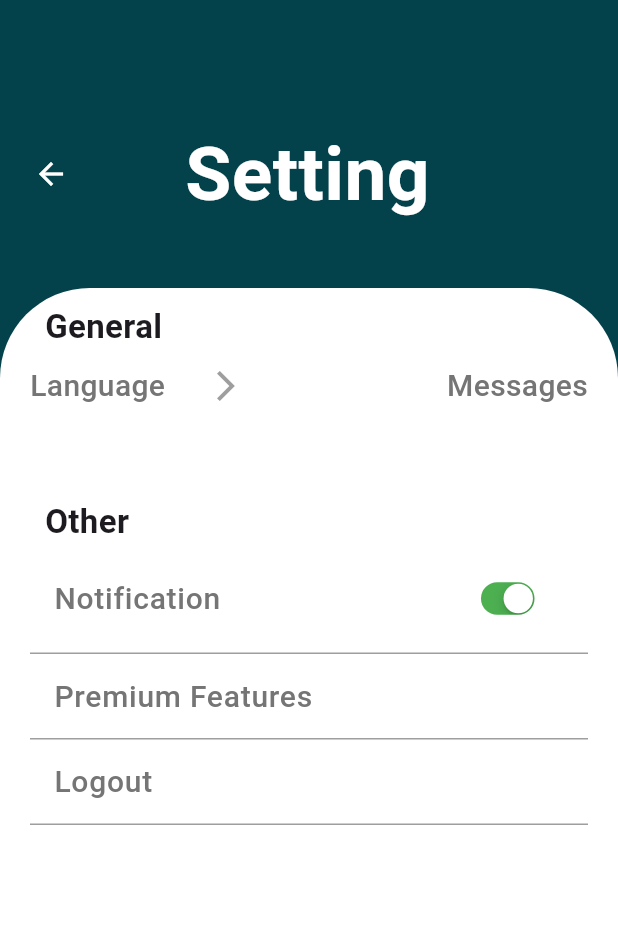
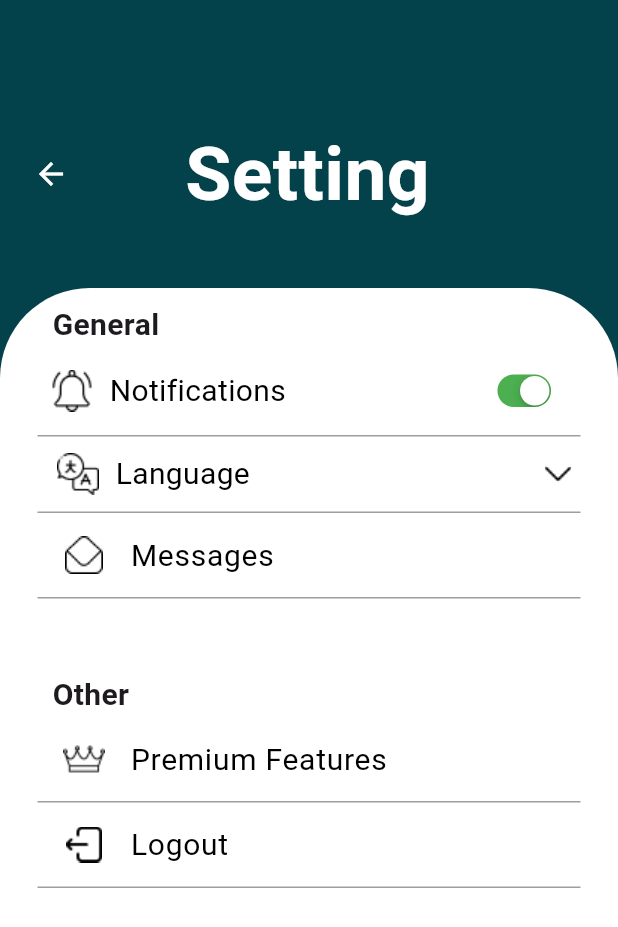
Before and after one commit to ranbears/TAAAAA, a Flutter app: the SettingPage screen opened directly, on a phone screen of 412 x 824 dp. Shown: the top 927 px of the screen. Run offline on Flutter 3.47's test engine with Material 3 defaults, Android fonts, the phone set to English and light mode, and no system bars.

Commit message:
fist commit

```diff
--- a/lib/Setting.dart
+++ b/lib/Setting.dart
@@ -10,17 +10,10 @@ class SettingPage extends StatefulWidget {
 
 class _SettingPageState extends State<SettingPage> {
   bool valNotify1 = true;
-  bool valNotify2 = false;
 
-  onChangeFunction1(bool newValue1) {
+  void onChangeFunction1(bool newValue) {
     setState(() {
-      valNotify1 = newValue1;
-    });
-  }
-
-  onChangeFunction2(bool newValue2) {
-    setState(() {
-      valNotify2 = newValue2;
+      valNotify1 = newValue;
     });
   }
 
@@ -62,7 +55,7 @@ class _SettingPageState extends State<SettingPage> {
             SizedBox(height: 40),
             Expanded(
               child: Container(
-                padding: const EdgeInsets.symmetric(horizontal: 20),
+                padding: const EdgeInsets.symmetric(horizontal: 25),
                 decoration: BoxDecoration(
                   color: Colors.white,
                   borderRadius: BorderRadius.only(
@@ -73,14 +66,19 @@ class _SettingPageState extends State<SettingPage> {
                 child: ListView(
                   children: [
                     buildSectionTitle("General"),
-                    buildAccountOption(context, "Language"),
+                    buildNotificationOption(
+                      "Notifications",
+                      valNotify1,
+                      onChangeFunction1,
+                      'lib/assets/image 42.png',
+                    ),
+                    buildDivider(),
+                    buildAccountOption(context, "Language", 'lib/assets/image 47.png', 'lib/assets/back.png'),
+                    buildDivider(),
+                    buildListTile("Messages", 'lib/assets/image 2.png'),
+                    buildDivider(),
                     SizedBox(height: 40),
                     buildSectionTitle("Other"),
-                    buildNotificationOption(
-                      "Notification",
-                      valNotify1,
-                      onChangeFunction1,
-                    ),
                     buildOtherOptions(),
                   ],
                 ),
@@ -98,7 +96,7 @@ class _SettingPageState extends State<SettingPage> {
       child: Text(
         title,
         style: TextStyle(
-          fontSize: 22,
+          fontSize: 20,
           fontWeight: FontWeight.bold,
         ),
       ),
@@ -108,40 +106,48 @@ class _SettingPageState extends State<SettingPage> {
   Widget buildNotificationOption(
     String title,
     bool value,
-    Function onChangeMethod,
+    Function(bool) onChangeMethod,
+    String imagePath,
   ) {
     return Padding(
-      padding: const EdgeInsets.symmetric(vertical: 8),
-      child: Column(
-        crossAxisAlignment: CrossAxisAlignment.start,
+      padding: const EdgeInsets.symmetric(vertical: 2),
+      child: Padding(
+        padding: const EdgeInsets.all(8.0),
+        child: Row(
+          mainAxisAlignment: MainAxisAlignment.start,
           children: [
-          ListTile(
-            title: Text(
+            Image.asset(
+              imagePath,
+              width: 30,
+              height: 30,
+            ),
+            SizedBox(width: 10),
+            Expanded(
+              child: Text(
                 title,
                 style: TextStyle(
                   fontSize: 20,
-                fontWeight: FontWeight.w500,
-                color: Colors.grey[600],
+                  fontWeight: FontWeight.w400,
+                  color: Colors.black,
                 ),
               ),
-            trailing: Transform.scale(
+            ),
+            Transform.scale(
               scale: 0.7,
               child: CupertinoSwitch(
                 activeColor: Colors.green,
                 trackColor: Colors.grey,
                 value: value,
-                onChanged: (bool newValue) {
-                  onChangeMethod(newValue);
-                },
-              ),
+                onChanged: onChangeMethod,
               ),
             ),
           ],
         ),
+      ),
     );
   }
 
-  Widget buildAccountOption(BuildContext context, String title) {
+  Widget buildAccountOption(BuildContext context, String title, String imagePath, String backImagePath) {
     return GestureDetector(
       onTap: () {
         showDialog(
@@ -152,10 +158,10 @@ class _SettingPageState extends State<SettingPage> {
               content: Column(
                 mainAxisSize: MainAxisSize.min,
                 children: [
-                  Text("Arabian"),
+                  Text("Arabic"),
                   Text("English"),
-                  Text("Germani"),
-                  Text("Indonesia"),
+                  Text("German"),
+                  Text("Indonesian"),
                   Text("Japanese"),
                   Text("Mandarin"),
                 ],
@@ -165,7 +171,7 @@ class _SettingPageState extends State<SettingPage> {
                   onPressed: () {
                     Navigator.of(context).pop();
                   },
-                  child: Text("close"),
+                  child: Text("Close"),
                 ),
               ],
             );
@@ -177,27 +183,31 @@ class _SettingPageState extends State<SettingPage> {
         child: Row(
           mainAxisAlignment: MainAxisAlignment.spaceBetween,
           children: [
+            Padding(
+              padding: EdgeInsets.only(left: 12),
+              child: Row(
+                children: [
+                  Image.asset(
+                    imagePath,
+                    width: 30,
+                    height: 30,
+                  ),
+                  SizedBox(width: 10),
                   Text(
                     title,
                     style: TextStyle(
                       fontSize: 20,
-                fontWeight: FontWeight.w500,
-                color: Colors.grey[600],
+                      fontWeight: FontWeight.w400,
+                      color: Colors.black,
                     ),
                   ),
-            Icon(Icons.arrow_forward_ios, color: Colors.grey),
-              Divider(height: 1, color: Colors.grey),
-          SizedBox(height: 8),
-          Padding(
-            padding: const EdgeInsets.only(left: 50),
-            child: Text(
-              "Messages",
-              style: TextStyle(
-                fontSize: 20,
-                fontWeight: FontWeight.w500,
-                color: Colors.grey[600],
+                ],
               ),
             ),
+            Image.asset(
+              backImagePath,
+              width: 30,
+              height: 30,
             ),
           ],
         ),
@@ -209,10 +219,9 @@ class _SettingPageState extends State<SettingPage> {
     return Column(
       crossAxisAlignment: CrossAxisAlignment.start,
       children: [
+        buildListTile("Premium Features", 'lib/assets/image 50.png'),
         buildDivider(),
-        buildListTile("Premium Features"),
-        buildDivider(),
-        buildListTile("Logout"),
+        buildListTile("Logout", 'lib/assets/image 49.png'),
         buildDivider(),
       ],
     );
@@ -222,14 +231,19 @@ class _SettingPageState extends State<SettingPage> {
     return Divider(height: 1, color: Colors.grey);
   }
 
-  Widget buildListTile(String title) {
+  Widget buildListTile(String title, String imagePath) {
     return ListTile(
+      leading: Image.asset(
+        imagePath,
+        width: 30,
+        height: 30,
+      ),
       title: Text(
         title,
         style: TextStyle(
           fontSize: 20,
-          fontWeight: FontWeight.w500,
-          color: Colors.grey[600],
+          fontWeight: FontWeight.w400,
+          color: Colors.black,
         ),
       ),
     );
--- a/lib/assets/sign_in.dart
+++ b/lib/assets/sign_in.dart
@@ -86,7 +86,7 @@ class introo extends StatelessWidget {
                           child:Center(
                           child: Container(
                             decoration: BoxDecoration(
-                              color: Colors.blue, // Optional: adds rounded corners
+                              color: Colors.blue,
                             ),
                             child: TextButton(
                               onPressed: () {
```
Also changed, not shown: lib/course.dart (added, +13 -0 lines), lib/histo.dart (added, +18 -0 lines), lib/home.dart (added, +13 -0 lines), lib/main.dart (+13 -8 lines), lib/profil.dart (added, +13 -0 lines), lib/widgets/nav_bar.dart (added, +63 -0 lines), lib/assets/Group 10.png (added), lib/assets/Group 7.png (added), lib/assets/Group 8.png (added), lib/assets/Group 9.png (added), lib/assets/back.png (added), lib/assets/image 2.png (added), lib/assets/image 42.png (added), lib/assets/image 47.png (added), 2 more files. Lines whose indentation alone changed are shown as unchanged.
